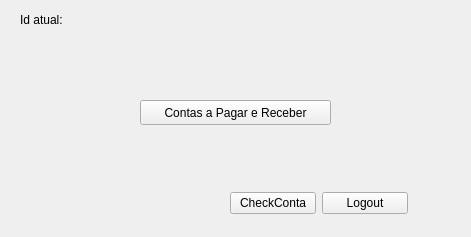
First picture: the form in ERP-Santander/dashboard.ui, repository MatheusHrique/ERP-Santander, before the edit.
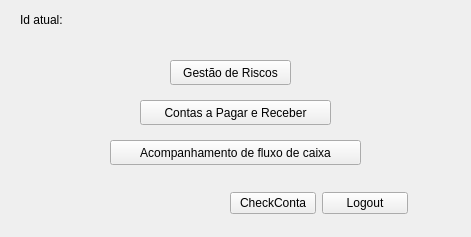
Second picture: the form after the edit.

Commit message: ✨ feat: Páginas de Fluxo && Gestão de riscos

```diff
--- a/ERP-Santander/dashboard.ui
+++ b/ERP-Santander/dashboard.ui
@@ -78,6 +78,32 @@
     <string>Contas a Pagar e Receber</string>
    </property>
   </widget>
+  <widget class="QPushButton" name="btnFluxoDeCaixa">
+   <property name="geometry">
+    <rect>
+     <x>110</x>
+     <y>140</y>
+     <width>251</width>
+     <height>25</height>
+    </rect>
+   </property>
+   <property name="text">
+    <string>Acompanhamento de fluxo de caixa</string>
+   </property>
+  </widget>
+  <widget class="QPushButton" name="btnGestaoDeRiscos">
+   <property name="geometry">
+    <rect>
+     <x>170</x>
+     <y>60</y>
+     <width>121</width>
+     <height>25</height>
+    </rect>
+   </property>
+   <property name="text">
+    <string>Gestão de Riscos</string>
+   </property>
+  </widget>
  </widget>
  <resources/>
  <connections/>
```
The commit also changes 42 other files.
